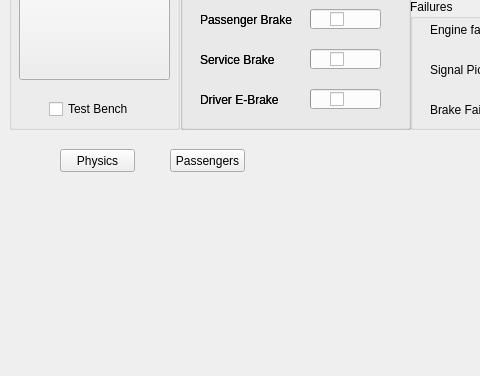
Above: Train_Model/Train_Model_UI.ui from LucasZ99/ECE1140SystemsEngineeringProject before the change; both pictures show x 0 to 480 and y 291 to 667 of the 907 by 667 pixel window. Below: the same form after it.
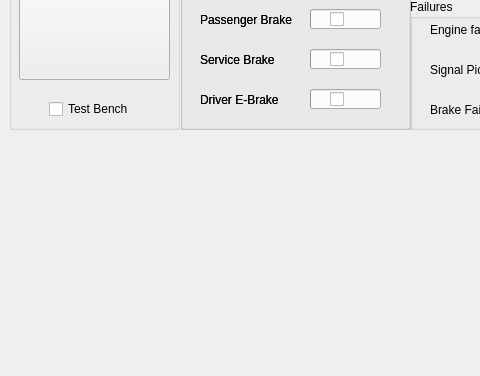
That is the form after the change. Icons and pictures are not drawn.

Commit message: Readme.md finished for lab

Patch:
```diff
--- a/Train_Model/Train_Model_UI.ui
+++ b/Train_Model/Train_Model_UI.ui
@@ -1982,32 +1982,6 @@
      </property>
     </widget>
    </widget>
-   <widget class="QPushButton" name="physicsButton">
-    <property name="geometry">
-     <rect>
-      <x>60</x>
-      <y>440</y>
-      <width>75</width>
-      <height>23</height>
-     </rect>
-    </property>
-    <property name="text">
-     <string>Physics</string>
-    </property>
-   </widget>
-   <widget class="QPushButton" name="passengerButton">
-    <property name="geometry">
-     <rect>
-      <x>170</x>
-      <y>440</y>
-      <width>75</width>
-      <height>23</height>
-     </rect>
-    </property>
-    <property name="text">
-     <string>Passengers</string>
-    </property>
-   </widget>
    <widget class="QLabel" name="adLabel">
     <property name="geometry">
      <rect>
```
Left out of the diff: 2 changed lines with no effect on the pictures.
